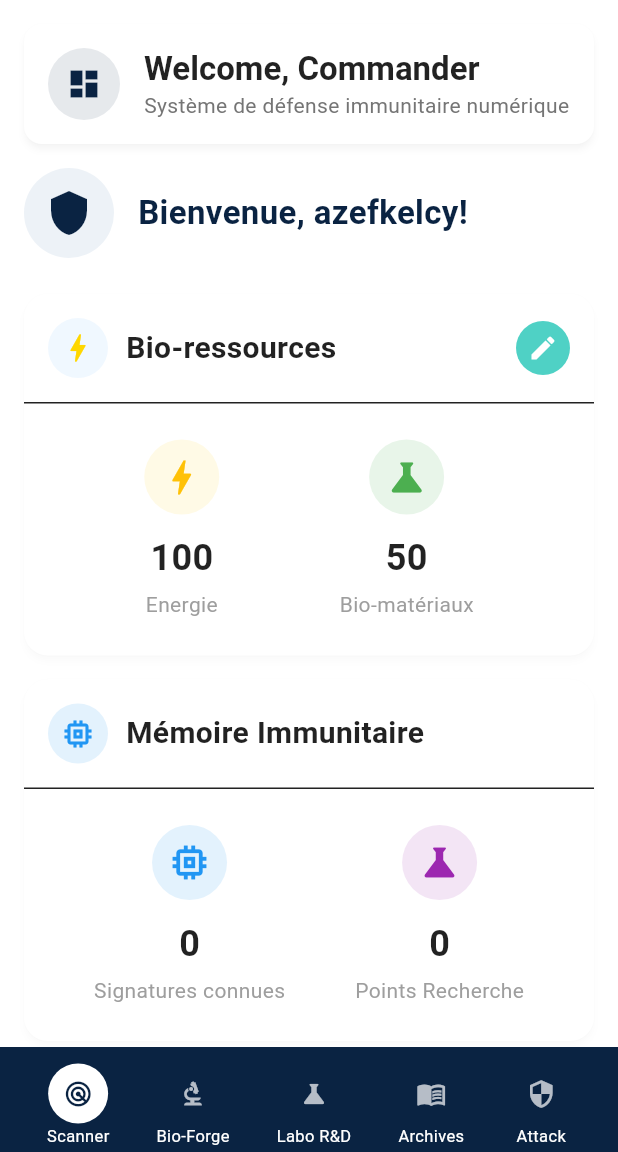
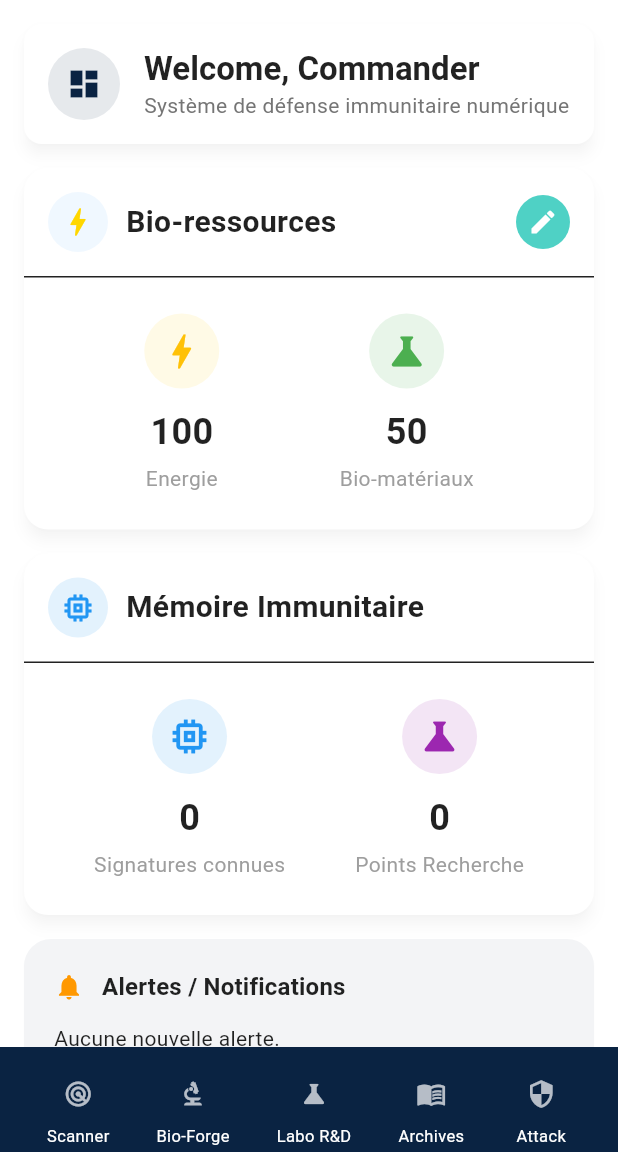
Before and after one commit to kelcyazef/ImmunoWarriors2, a Flutter app: the screen it shows once a user with an empty profile is signed in, on a phone screen of 412 x 824 dp, the part 84-1236 px from its top. Run offline on Flutter 3.47's test engine with Material 3 defaults, Android fonts, the phone set to English and light mode, and no system bars; our stand-ins replace cloud_firestore, firebase_auth, firebase_core, flutter_riverpod; accounts and stored records are empty.

Commit message:
Latest update

```diff
--- a/lib/screens/home/home_screen.dart
+++ b/lib/screens/home/home_screen.dart
@@ -19,15 +19,13 @@ class HomeScreen extends ConsumerStatefulWidget {
 
 class _HomeScreenState extends ConsumerState<HomeScreen> {
   int _currentIndex = 0;
-
-  // List of screens to show based on navigation
   final List<Widget?> _screens = [
-    null, // Dashboard is handled separately
-    const ScannerScreen(), // Scanner screen
+    null, // Dashboard
+    const ScannerScreen(),
     const BioForgeScreen(),
     const LaboratoryScreen(),
     const ArchivesScreen(),
-    null, // Combat preparation (will navigate to a different screen)
+    null, // Combat (handled via navigation)
   ];
 
   @override
@@ -39,30 +37,32 @@ class _HomeScreenState extends ConsumerState<HomeScreen> {
     final colorScheme = Theme.of(context).colorScheme;
     final navyBlue = const Color(0xFF0A2342); // Navy blue color constant
 
+    // If a non-dashboard tab is selected (except Attack), show that screen
+    if (_currentIndex > 0 && _currentIndex < 5) {
+      return _screens[_currentIndex]!;
+    }
+
+    // Always show Tactical Dashboard
     return Scaffold(
-      backgroundColor: Colors.white, // Use white background
+      backgroundColor: Colors.white,
       appBar: AppBar(
         title: const Text('Tactical Dashboard'),
         backgroundColor: navyBlue,
         foregroundColor: Colors.white,
         elevation: 1,
         actions: [
-          // User profile button
           PopupMenuButton<String>(
             icon: const Icon(Icons.account_circle, color: Colors.white),
             onSelected: (value) async {
-              if (value == 'logout') {
-                await FirebaseAuth.instance.signOut();
-              }
+              if (value == 'logout') await FirebaseAuth.instance.signOut();
             },
-            itemBuilder: (context) => [
+            itemBuilder: (_) => [
               PopupMenuItem(
                 value: 'profile',
                 child: ListTile(
                   leading: const Icon(Icons.person),
                   title: Text(FirebaseAuth.instance.currentUser?.displayName ?? 'User'),
-                  subtitle: Text(FirebaseAuth.instance.currentUser?.email ?? 'No email'),
-                  dense: true,
+                  subtitle: Text(FirebaseAuth.instance.currentUser?.email ?? ''),
                 ),
               ),
               const PopupMenuItem(
@@ -70,38 +70,31 @@ class _HomeScreenState extends ConsumerState<HomeScreen> {
                 child: ListTile(
                   leading: Icon(Icons.logout),
                   title: Text('Sign Out'),
-                  dense: true,
                 ),
               ),
             ],
           ),
         ],
       ),
-      body: _currentIndex == 0 ? userProfileAsync.when(
-        data: (userProfile) {
-          if (userProfile == null) {
-            return const Center(child: Text('User profile not found', style: TextStyle(color: Colors.white)));
-          }
-          return _buildDashboardContent(context, userProfile, resources, memoireImmunitaire, researchPoints);
-        },
+      body: userProfileAsync.when(
+        data: (userProfile) => userProfile == null
+            ? const Center(child: Text('User profile not found'))
+            : _buildDashboardContent(context, userProfile, resources, memoireImmunitaire, researchPoints),
         loading: () => const Center(child: CircularProgressIndicator()),
-        error: (error, stack) => Center(
-          child: Text('Error loading profile: $error', style: TextStyle(color: Colors.white)),
-        ),
-      ) : _screens[_currentIndex],
-      // Bottom navigation with icons in the screenshot
+        error: (e, _) => Center(child: Text('Error: $e')),
+      ),
       bottomNavigationBar: Container(
         height: 70,
         padding: const EdgeInsets.only(top: 8),
-        color: navyBlue, // Navy blue from our color scheme
+        color: navyBlue,
         child: Row(
           mainAxisAlignment: MainAxisAlignment.spaceEvenly,
           children: [
-            _buildBottomNavItem(Icons.radar, 'Scanner', colorScheme, 0),
-            _buildBottomNavItem(Icons.biotech, 'Bio-Forge', colorScheme, 1),
-            _buildBottomNavItem(Icons.science, 'Labo R&D', colorScheme, 2),
-            _buildBottomNavItem(Icons.menu_book, 'Archives', colorScheme, 3),
-            _buildBottomNavItem(Icons.security, 'Attack', colorScheme, 4),
+            _buildBottomNavItem(Icons.radar, 'Scanner', colorScheme, 1),
+            _buildBottomNavItem(Icons.biotech, 'Bio-Forge', colorScheme, 2),
+            _buildBottomNavItem(Icons.science, 'Labo R&D', colorScheme, 3),
+            _buildBottomNavItem(Icons.menu_book, 'Archives', colorScheme, 4),
+            _buildBottomNavItem(Icons.security, 'Attack', colorScheme, 5),
           ],
         ),
       ),
@@ -109,23 +102,21 @@ class _HomeScreenState extends ConsumerState<HomeScreen> {
   }
 
   Widget _buildBottomNavItem(IconData icon, String label, ColorScheme colorScheme, int index) {
-    final bool isSelected = _currentIndex == index;
-    final navyBlue = const Color(0xFF0A2342); // Navy blue color for bottom nav
-
     return InkWell(
       onTap: () {
-        if (index == 4) { // Attack button - navigate to combat screen
+        if (index == 5) {
           Navigator.push(
             context,
-            MaterialPageRoute(builder: (context) => const CombatPreparationScreen(
-              enemyBaseName: 'Enemy Base',
-              enemyPathogens: [],
-            ))
+            MaterialPageRoute(
+              builder: (_) => const CombatPreparationScreen(
+                enemyBaseName: 'Enemy Base',
+                enemyPathogens: [],
+              ),
+            ),
           );
+          return;
         } else {
-          setState(() {
-            _currentIndex = index;
-          });
+          setState(() => _currentIndex = index);
         }
       },
       child: Column(
@@ -134,10 +125,10 @@ class _HomeScreenState extends ConsumerState<HomeScreen> {
           Container(
             padding: const EdgeInsets.all(10),
             decoration: BoxDecoration(
-              color: isSelected ? Colors.white : Colors.transparent,
+              color: Colors.transparent,
               shape: BoxShape.circle,
             ),
-            child: Icon(icon, color: isSelected ? navyBlue : Colors.white70, size: 20),
+            child: Icon(icon, color: Colors.white70, size: 20),
           ),
           Text(label, style: const TextStyle(color: Colors.white, fontSize: 11)),
         ],
@@ -156,7 +147,8 @@ class _HomeScreenState extends ConsumerState<HomeScreen> {
         // Dashboard Title Section
         Card(
           color: Colors.white,
-          elevation: 2,
+          elevation: 4,
+          shadowColor: Colors.black.withOpacity(0.2),
           shape: RoundedRectangleBorder(borderRadius: BorderRadius.circular(12)),
           margin: const EdgeInsets.only(bottom: 16),
           child: Padding(
@@ -190,44 +182,12 @@ class _HomeScreenState extends ConsumerState<HomeScreen> {
             ),
           ),
         ),
-        // User greeting with avatar
-        Container(
-          margin: const EdgeInsets.only(bottom: 24),
-          child: Row(
-            children: [
-              Container(
-                width: 60,
-                height: 60,
-                decoration: const BoxDecoration(
-                  color: Color(0xFFEDF2F7),
-                  shape: BoxShape.circle,
-                ),
-                child: Center(
-                  child: Icon(
-                    Icons.shield,
-                    color: navyBlue,
-                    size: 32,
-                  ),
-                ),
-              ),
-              const SizedBox(width: 16),
-              Text(
-                'Bienvenue, azefkelcy!',
-                style: TextStyle(
-                  fontSize: 22,
-                  fontWeight: FontWeight.bold,
-                  color: navyBlue,
-                ),
-              ),
-            ],
-          ),
-        ),
 
         // Bio-Resources Card (First Card - as in screenshot)
         Card(
           color: Colors.white,
-          elevation: 2,
-          shadowColor: Colors.black.withOpacity(0.1),
+          elevation: 4,
+          shadowColor: Colors.black.withOpacity(0.2),
           shape: RoundedRectangleBorder(borderRadius: BorderRadius.circular(16)),
           margin: const EdgeInsets.only(bottom: 16),
           child: Column(
@@ -368,8 +328,8 @@ class _HomeScreenState extends ConsumerState<HomeScreen> {
         // Immune Memory (Second Card - as in screenshot)
         Card(
           color: Colors.white,
-          elevation: 2,
-          shadowColor: Colors.black.withOpacity(0.1),
+          elevation: 4,
+          shadowColor: Colors.black.withOpacity(0.2),
           shape: RoundedRectangleBorder(borderRadius: BorderRadius.circular(16)),
           margin: const EdgeInsets.only(bottom: 16),
           child: Column(
@@ -556,26 +516,4 @@ class _HomeScreenState extends ConsumerState<HomeScreen> {
       ],
     );
   }
-
-  Widget bottomNavItem(IconData icon, String label, ColorScheme colorScheme, {bool isSelected = false}) {
-    return Column(
-      mainAxisSize: MainAxisSize.min,
-      children: [
-        Icon(
-          icon,
-          color: isSelected ? colorScheme.secondary : Colors.white70,
-          size: 28,
-        ),
-        const SizedBox(height: 4),
-        if (label.isNotEmpty)
-          Text(
-            label,
-            style: TextStyle(
-              color: isSelected ? colorScheme.secondary : Colors.white70,
-              fontSize: 12,
-            ),
-          ),
-      ],
-    );
-  }
 }
--- a/lib/screens/scanner/scanner_screen.dart
+++ b/lib/screens/scanner/scanner_screen.dart
@@ -268,7 +268,9 @@ class ScannerScreen extends ConsumerWidget {
                     ),
                   ],
                 ),
-                ElevatedButton.icon(
+                Flexible(
+                  fit: FlexFit.loose,
+                  child: ElevatedButton.icon(
                     onPressed: () {
                       // Navigate to combat preparation screen
                       ScaffoldMessenger.of(context).showSnackBar(
@@ -283,6 +285,7 @@ class ScannerScreen extends ConsumerWidget {
                       padding: const EdgeInsets.symmetric(horizontal: 16, vertical: 10),
                     ),
                   ),
+                ),
               ],
             ),
           ],
```
Lines whose indentation alone changed are shown as unchanged.
